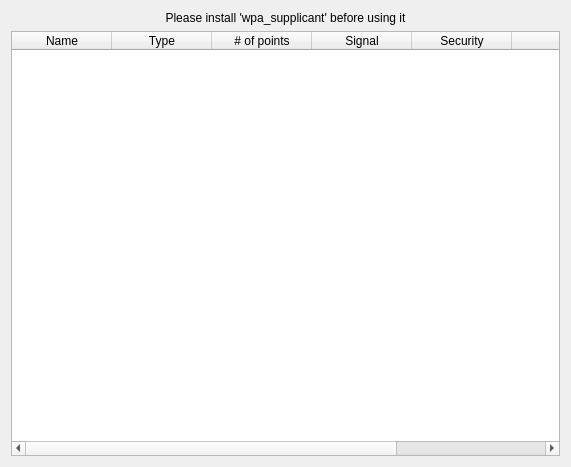
Old version of the form sources/gui/src/wifimenuwidget.ui in the repository arcan1s/netctl-gui.
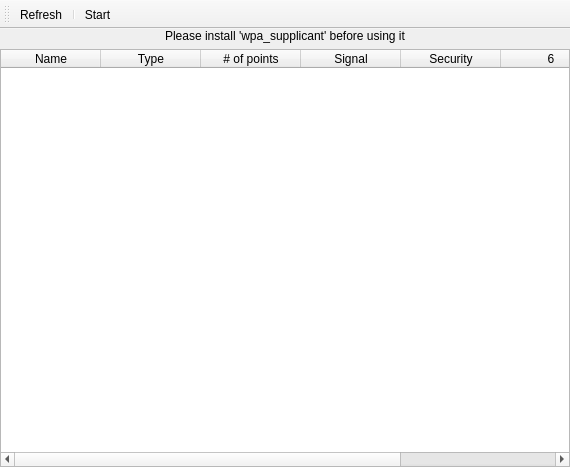
New version of the form. Icons and pictures are not drawn.

Commit message: edit ui * remove margins * create more pretty toolbars * edit toolbar update action (s/setVisible/setEnabled/g)

Patch:
```diff
--- a/sources/gui/src/wifimenuwidget.ui
+++ b/sources/gui/src/wifimenuwidget.ui
@@ -1,19 +1,20 @@
 <?xml version="1.0" encoding="UTF-8"?>
 <ui version="4.0">
  <class>WiFiMenuWidget</class>
- <widget class="QWidget" name="WiFiMenuWidget">
+ <widget class="QMainWindow" name="WiFiMenuWidget">
   <property name="geometry">
    <rect>
     <x>0</x>
     <y>0</y>
-    <width>571</width>
+    <width>570</width>
     <height>467</height>
    </rect>
   </property>
-  <property name="windowTitle">
-   <string>Form</string>
-  </property>
+  <widget class="QWidget" name="centralwidget">
   <layout class="QVBoxLayout" name="verticalLayout">
+    <property name="margin">
+     <number>0</number>
+    </property>
    <item>
     <widget class="QLabel" name="label_wifi">
      <property name="text">
@@ -95,6 +96,53 @@
     </widget>
    </item>
   </layout>
+  </widget>
+  <widget class="QToolBar" name="toolBar">
+   <property name="windowTitle">
+    <string>WiFi menu toolbar</string>
+   </property>
+   <property name="toolButtonStyle">
+    <enum>Qt::ToolButtonFollowStyle</enum>
+   </property>
+   <attribute name="toolBarArea">
+    <enum>TopToolBarArea</enum>
+   </attribute>
+   <attribute name="toolBarBreak">
+    <bool>false</bool>
+   </attribute>
+   <addaction name="actionRefresh"/>
+   <addaction name="separator"/>
+   <addaction name="actionStart"/>
+  </widget>
+  <action name="actionRefresh">
+   <property name="icon">
+    <iconset theme="view-refresh">
+     <normaloff/>
+    </iconset>
+   </property>
+   <property name="text">
+    <string>Refresh</string>
+   </property>
+   <property name="toolTip">
+    <string>Refresh table</string>
+   </property>
+   <property name="shortcut">
+    <string>Ctrl+R</string>
+   </property>
+  </action>
+  <action name="actionStart">
+   <property name="icon">
+    <iconset theme="system-run">
+     <normaloff/>
+    </iconset>
+   </property>
+   <property name="text">
+    <string>Start</string>
+   </property>
+   <property name="toolTip">
+    <string>Connect or disconnect from selected ESSID</string>
+   </property>
+  </action>
  </widget>
  <resources/>
  <connections/>
```
Lines whose indentation alone changed are shown as unchanged. The commit also changes 31 other files.
